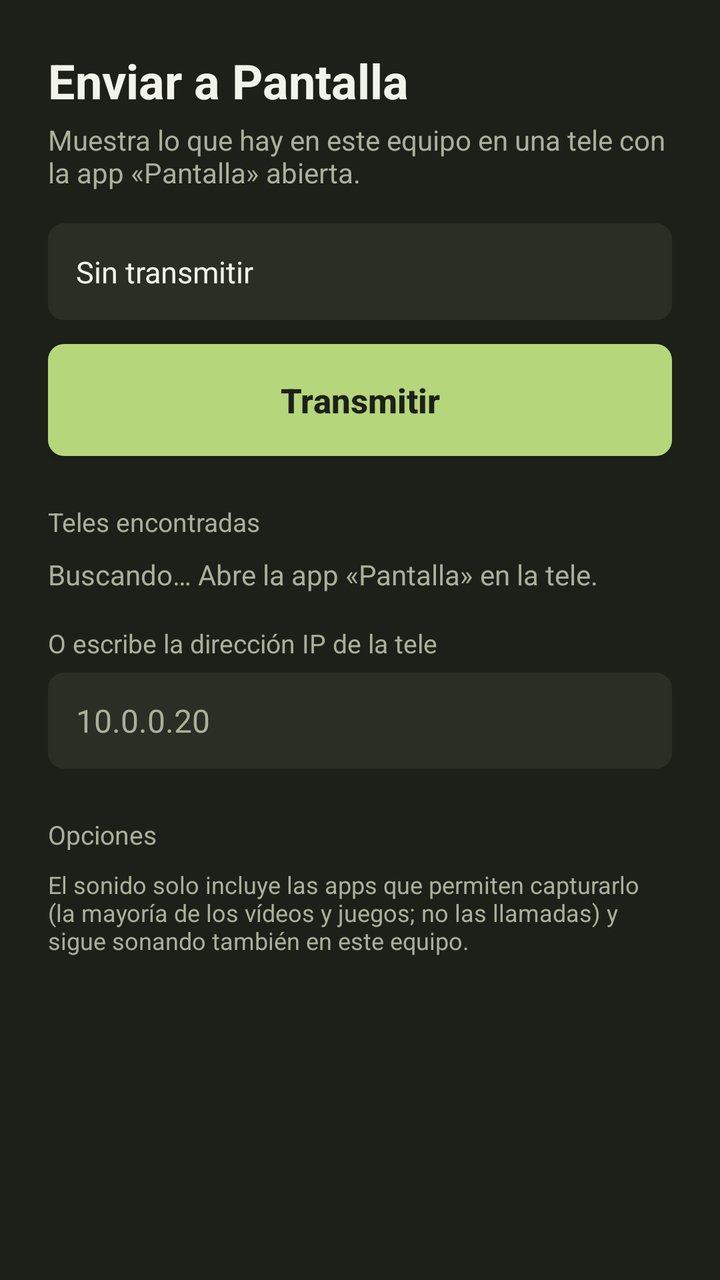
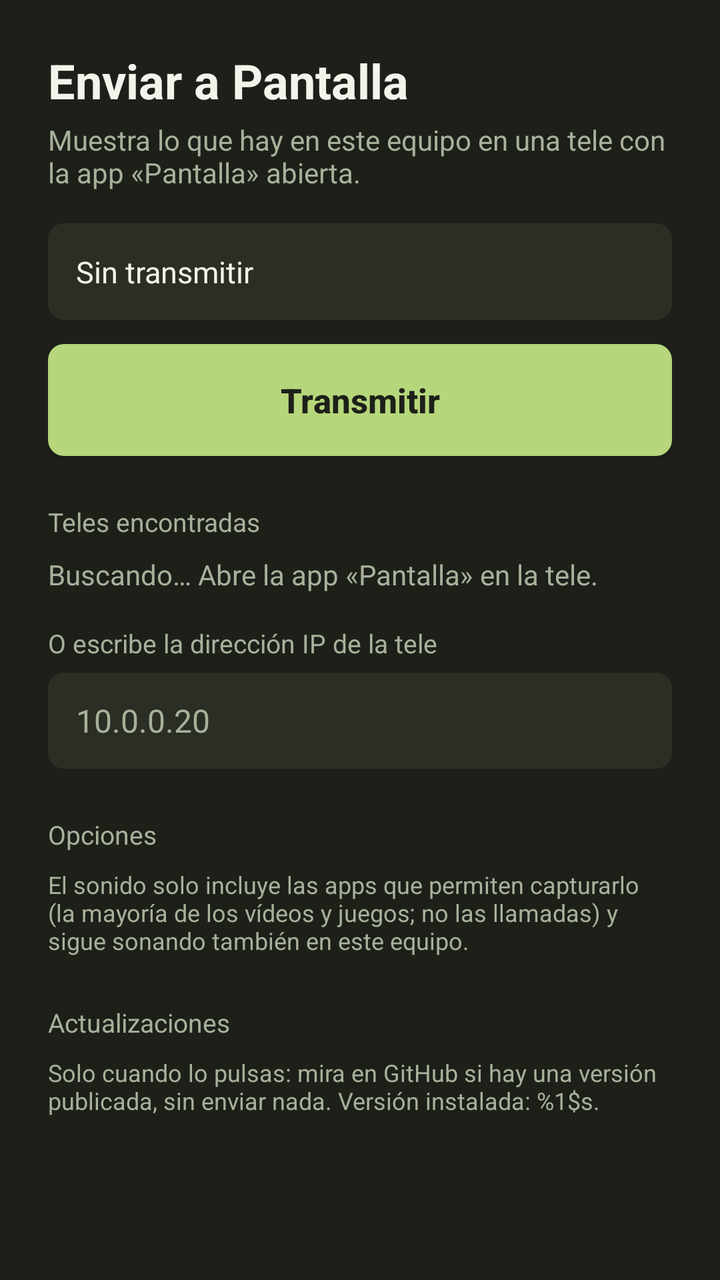

Two renders of the same Android screen: before a commit and after it. Below are the layout's source before the change and the commit's diff.
<!-- AndroidManifest.xml: application theme android:Theme.DeviceDefault.NoActionBar -->
<!-- res/layout/activity_principal.xml -->
<?xml version="1.0" encoding="utf-8"?>
<ScrollView xmlns:android="http://schemas.android.com/apk/res/android"
    android:layout_width="match_parent"
    android:layout_height="match_parent"
    android:background="@color/fondo"
    android:fillViewport="true">
  <LinearLayout
      android:layout_width="match_parent"
      android:layout_height="wrap_content"
      android:orientation="vertical"
      android:padding="24dp">

    <TextView
        android:layout_width="match_parent"
        android:layout_height="wrap_content"
        android:text="@string/titulo"
        android:textColor="@color/texto"
        android:textSize="24sp"
        android:textStyle="bold"/>
    <TextView
        android:layout_width="match_parent"
        android:layout_height="wrap_content"
        android:layout_marginTop="4dp"
        android:text="@string/bajada"
        android:textColor="@color/texto_suave"
        android:textSize="14sp"/>

    <TextView
        android:id="@+id/estado"
        android:layout_width="match_parent"
        android:layout_height="wrap_content"
        android:layout_marginTop="16dp"
        android:background="@drawable/opcion"
        android:padding="14dp"
        android:text="@string/sin_transmitir"
        android:textColor="@color/texto"
        android:textSize="15sp"/>

    <Button
        android:id="@+id/accion"
        android:layout_width="match_parent"
        android:layout_height="56dp"
        android:layout_marginTop="12dp"
        android:background="@drawable/principal"
        android:text="@string/transmitir"
        android:textAllCaps="false"
        android:textColor="@color/sobre_acento"
        android:textSize="17sp"
        android:textStyle="bold"/>

    <TextView
        android:layout_width="match_parent"
        android:layout_height="wrap_content"
        android:layout_marginTop="24dp"
        android:text="@string/teles"
        android:textColor="@color/texto_suave"
        android:textSize="13sp"/>
    <LinearLayout
        android:id="@+id/teles"
        android:layout_width="match_parent"
        android:layout_height="wrap_content"
        android:orientation="vertical"/>
    <TextView
        android:id="@+id/buscando"
        android:layout_width="match_parent"
        android:layout_height="wrap_content"
        android:paddingTop="8dp"
        android:paddingBottom="8dp"
        android:text="@string/buscando"
        android:textColor="@color/texto_suave"
        android:textSize="14sp"/>

    <TextView
        android:layout_width="match_parent"
        android:layout_height="wrap_content"
        android:layout_marginTop="8dp"
        android:text="@string/ip_etiqueta"
        android:textColor="@color/texto_suave"
        android:textSize="13sp"/>
    <EditText
        android:id="@+id/ip"
        android:layout_width="match_parent"
        android:layout_height="48dp"
        android:layout_marginTop="6dp"
        android:background="@drawable/opcion"
        android:hint="@string/ip_ejemplo"
        android:imeOptions="actionDone"
        android:inputType="textUri"
        android:paddingLeft="14dp"
        android:paddingRight="14dp"
        android:singleLine="true"
        android:textColor="@color/texto"
        android:textColorHint="@color/texto_suave"
        android:textSize="16sp"/>

    <TextView
        android:layout_width="match_parent"
        android:layout_height="wrap_content"
        android:layout_marginTop="24dp"
        android:text="@string/opciones"
        android:textColor="@color/texto_suave"
        android:textSize="13sp"/>
    <LinearLayout
        android:id="@+id/opciones"
        android:layout_width="match_parent"
        android:layout_height="wrap_content"
        android:orientation="vertical"/>
    <TextView
        android:layout_width="match_parent"
        android:layout_height="wrap_content"
        android:layout_marginTop="8dp"
        android:text="@string/nota_sonido"
        android:textColor="@color/texto_suave"
        android:textSize="12sp"/>
  </LinearLayout>
</ScrollView>
<!-- resources referenced by this layout -->
<resources>
  <color name="fondo">#1D2019</color>
  <color name="sobre_acento">#1D2019</color>
  <color name="texto">#F2F4EC</color>
  <color name="texto_suave">#A9B09B</color>
  <!-- drawable opcion (drawable) -->
  <?xml version="1.0" encoding="utf-8"?>
  <selector xmlns:android="http://schemas.android.com/apk/res/android">
    <item android:state_selected="true">
      <shape android:shape="rectangle">
        <solid android:color="@color/tarjeta_foco"/>
        <stroke android:width="2dp" android:color="@color/acento"/>
        <corners android:radius="8dp"/>
      </shape>
    </item>
    <item android:state_focused="true">
      <shape android:shape="rectangle">
        <solid android:color="@color/tarjeta_foco"/>
        <stroke android:width="2dp" android:color="@color/texto_suave"/>
        <corners android:radius="8dp"/>
      </shape>
    </item>
    <item android:state_pressed="true">
      <shape android:shape="rectangle">
        <solid android:color="@color/tarjeta_foco"/>
        <corners android:radius="8dp"/>
      </shape>
    </item>
    <item>
      <shape android:shape="rectangle">
        <solid android:color="@color/tarjeta"/>
        <corners android:radius="8dp"/>
      </shape>
    </item>
  </selector>
  <!-- drawable principal (drawable) -->
  <?xml version="1.0" encoding="utf-8"?>
  <selector xmlns:android="http://schemas.android.com/apk/res/android">
    <item android:state_focused="true">
      <shape android:shape="rectangle">
        <solid android:color="@color/acento"/>
        <stroke android:width="3dp" android:color="@color/texto"/>
        <corners android:radius="8dp"/>
      </shape>
    </item>
    <item>
      <shape android:shape="rectangle">
        <solid android:color="@color/acento"/>
        <corners android:radius="8dp"/>
      </shape>
    </item>
  </selector>
  <string name="bajada">Muestra lo que hay en este equipo en una tele con la app «Pantalla» abierta.</string>
  <string name="buscando">Buscando… Abre la app «Pantalla» en la tele.</string>
  <string name="ip_ejemplo">10.0.0.20</string>
  <string name="ip_etiqueta">O escribe la dirección IP de la tele</string>
  <string name="nota_sonido">El sonido solo incluye las apps que permiten capturarlo (la mayoría de los vídeos y juegos; no las llamadas) y sigue sonando también en este equipo.</string>
  <string name="opciones">Opciones</string>
  <string name="sin_transmitir">Sin transmitir</string>
  <string name="teles">Teles encontradas</string>
  <string name="titulo">Enviar a Pantalla</string>
  <string name="transmitir">Transmitir</string>
  <color name="tarjeta_foco">#3B4132</color>
  <color name="acento">#B5D67A</color>
  <color name="tarjeta">#2A2E24</color>
</resources>

<!-- the commit's change to res/layout/activity_principal.xml (unified diff, before → after) -->
@@ -112,5 +112,26 @@
         android:text="@string/nota_sonido"
         android:textColor="@color/texto_suave"
         android:textSize="12sp"/>
+
+    <TextView
+        android:layout_width="match_parent"
+        android:layout_height="wrap_content"
+        android:layout_marginTop="24dp"
+        android:text="@string/actualizaciones"
+        android:textColor="@color/texto_suave"
+        android:textSize="13sp"/>
+    <LinearLayout
+        android:id="@+id/actualizaciones"
+        android:layout_width="match_parent"
+        android:layout_height="wrap_content"
+        android:orientation="vertical"/>
+    <TextView
+        android:id="@+id/aviso_actualizacion"
+        android:layout_width="match_parent"
+        android:layout_height="wrap_content"
+        android:layout_marginTop="8dp"
+        android:text="@string/nota_actualizaciones"
+        android:textColor="@color/texto_suave"
+        android:textSize="12sp"/>
   </LinearLayout>
 </ScrollView>
<!-- resource entries referenced after the edit -->
@@ -51,10 +51,12 @@
       </shape>
     </item>
   </selector>
+  <string name="actualizaciones">Actualizaciones</string>
   <string name="bajada">Muestra lo que hay en este equipo en una tele con la app «Pantalla» abierta.</string>
   <string name="buscando">Buscando… Abre la app «Pantalla» en la tele.</string>
   <string name="ip_ejemplo">10.0.0.20</string>
   <string name="ip_etiqueta">O escribe la dirección IP de la tele</string>
+  <string name="nota_actualizaciones">Solo cuando lo pulsas: mira en GitHub si hay una versión publicada, sin enviar nada. Versión instalada: %1$s.</string>
   <string name="nota_sonido">El sonido solo incluye las apps que permiten capturarlo (la mayoría de los vídeos y juegos; no las llamadas) y sigue sonando también en este equipo.</string>
   <string name="opciones">Opciones</string>
   <string name="sin_transmitir">Sin transmitir</string>
